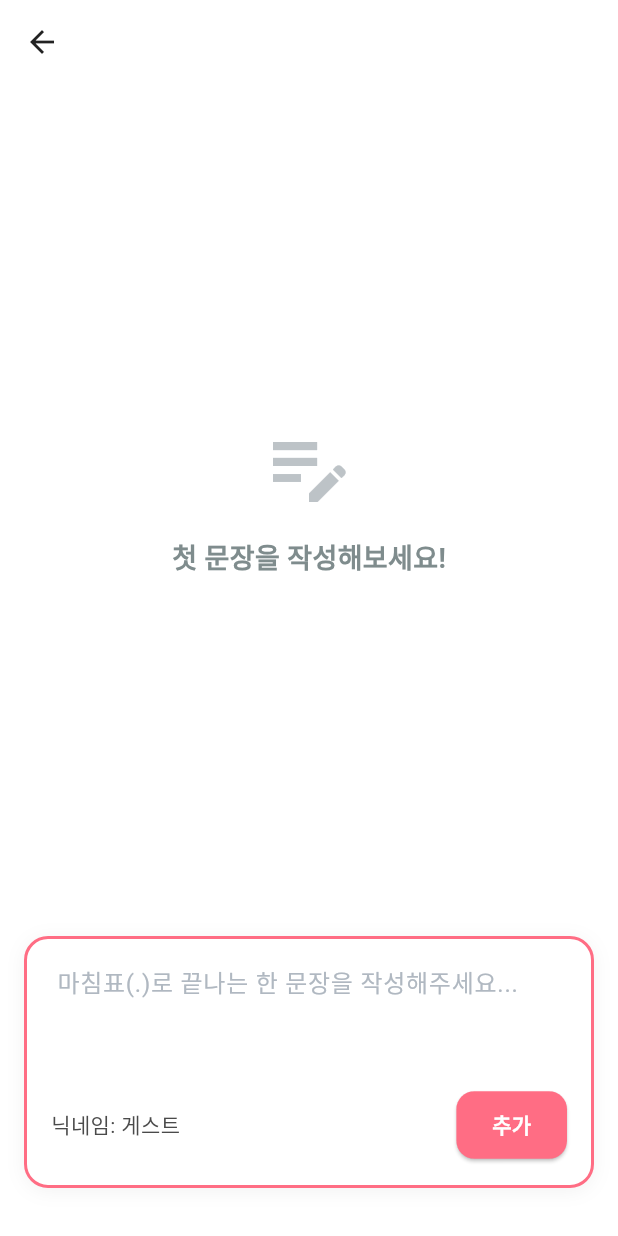
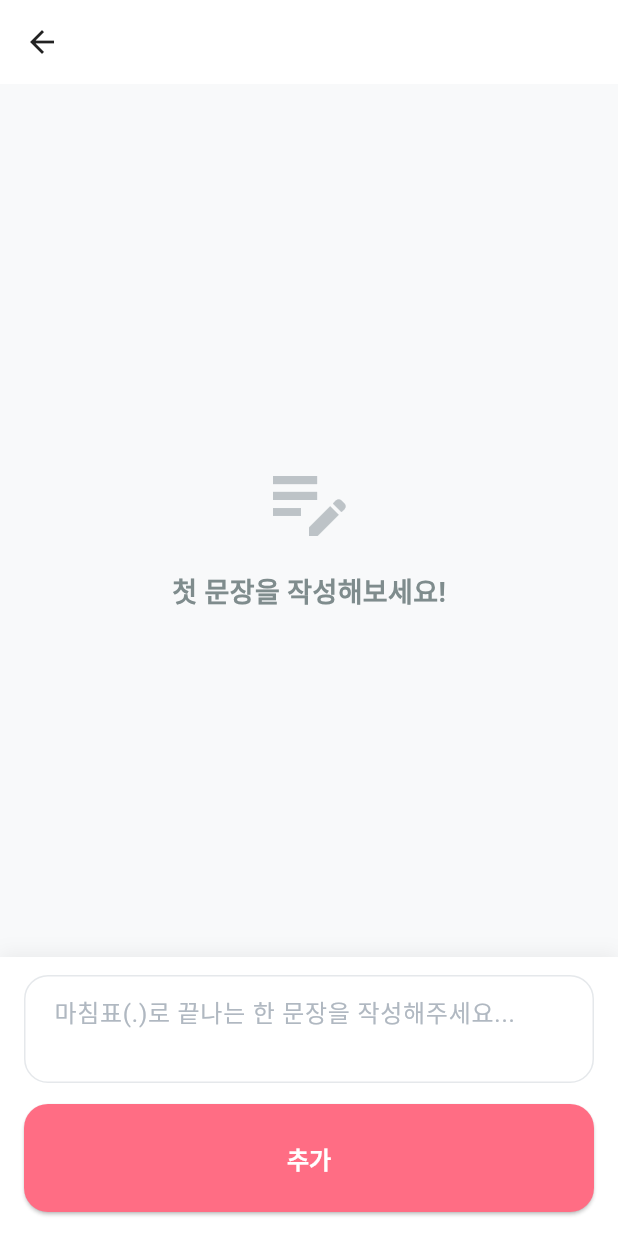
Before and after one commit to devsoob/once-upon-a-line, a Flutter app: the StoryRoomDetailPage screen opened directly with empty values, on a phone screen of 412 x 824 dp. Run offline on Flutter 3.47's test engine with Material 3 defaults, Android fonts, the phone set to English and light mode, and no system bars; our stand-ins replace cloud_firestore, firebase_core, get_it, go_router, google_fonts, shared_preferences; accounts and stored records are empty; Roboto replaces fonts that are missing (Pretendard).

Commit message:
Design: 상세 인풋, 버튼, 글 영역 UI 수정

```diff
--- a/lib/features/story_rooms/presentation/pages/story_room_detail_page.dart
+++ b/lib/features/story_rooms/presentation/pages/story_room_detail_page.dart
@@ -23,6 +23,26 @@ class _StoryRoomDetailPageState extends State<StoryRoomDetailPage> {
   final TextEditingController _sentenceController = TextEditingController();
   String _nickname = '게스트';
   bool _isLoading = false;
+  final Map<String, Color> _nicknameToColor = <String, Color>{};
+  static const List<Color> _authorPalette = <Color>[
+    Color(0xFFDB4C40), // red coral
+    Color(0xFF3AA6B9), // teal blue
+    Color(0xFF7B9ACC), // periwinkle
+    Color(0xFF5CBA47), // green
+    Color(0xFFFFA726), // orange
+    Color(0xFF8E24AA), // purple
+    Color(0xFF26C6DA), // cyan
+    Color(0xFFFF7043), // deep orange
+  ];
+
+  Color _colorForAuthor(String nickname) {
+    if (_nicknameToColor.containsKey(nickname)) return _nicknameToColor[nickname]!;
+    // Deterministic index based on nickname hashCode so colors are stable across rebuilds
+    final int index = nickname.hashCode.abs() % _authorPalette.length;
+    final Color color = _authorPalette[index];
+    _nicknameToColor[nickname] = color;
+    return color;
+  }
 
   @override
   void initState() {
@@ -118,12 +138,13 @@ class _StoryRoomDetailPageState extends State<StoryRoomDetailPage> {
       body: SafeArea(
         child: Column(
           children: [
-            // Story Content - Full width book-like layout
+            // Story Content - light grey and scrollable
             Expanded(
               child: Container(
                 width: double.infinity,
-                padding: const EdgeInsets.all(24),
-                decoration: const BoxDecoration(color: Colors.white),
+                color: const Color(0xFFF8F9FA),
+                child: Padding(
+                  padding: const EdgeInsets.fromLTRB(20, 16, 20, 0),
                   child:
                       DiConfig.isFirebaseInitialized
                           ? StreamBuilder<List<StorySentence>>(
@@ -138,78 +159,68 @@ class _StoryRoomDetailPageState extends State<StoryRoomDetailPage> {
                           ),
                 ),
               ),
+            ),
 
-            // Input Section
+            // Bottom input and button fixed on white background
             Container(
-              margin: const EdgeInsets.fromLTRB(16, 16, 16, 32),
-              padding: const EdgeInsets.fromLTRB(16, 16, 16, 16),
               decoration: BoxDecoration(
                 color: Colors.white,
-                borderRadius: BorderRadius.circular(16),
-                border: Border.all(color: AppColors.primary, width: 2),
                 boxShadow: [
                   BoxShadow(
-                    color: Colors.black.withAlpha(13),
+                    color: Colors.black.withValues(alpha: 0.06),
                     blurRadius: 10,
-                    offset: const Offset(0, 2),
+                    offset: const Offset(0, -2),
                   ),
                 ],
               ),
+              padding: EdgeInsets.only(
+                left: 16,
+                right: 16,
+                top: 12,
+                bottom: MediaQuery.of(context).padding.bottom > 0 ? 8 : 16,
+              ),
               child: Column(
+                mainAxisSize: MainAxisSize.min,
                 children: [
-                  Container(
-                    decoration: BoxDecoration(
-                      color: Colors.white,
-                      borderRadius: BorderRadius.circular(12),
+                  TextField(
+                    controller: _sentenceController,
+                    maxLines: 2,
+                    style: const TextStyle(fontSize: 16, color: AppColors.textPrimary),
+                    decoration: InputDecoration(
+                      hintText: '마침표(.)로 끝나는 한 문장을 작성해주세요...',
+                      enabledBorder: OutlineInputBorder(
+                        borderRadius: BorderRadius.circular(16),
+                        borderSide: const BorderSide(color: Color(0xFFE5E8EB), width: 1),
                       ),
-                    child: TextField(
-                      controller: _sentenceController,
-                      maxLines: 3,
-                      style: const TextStyle(fontSize: 16, color: AppColors.textPrimary),
-                      decoration: const InputDecoration(
-                        hintText: '마침표(.)로 끝나는 한 문장을 작성해주세요...',
-                        hintStyle: TextStyle(color: AppColors.hint),
-                        border: InputBorder.none,
-                        enabledBorder: InputBorder.none,
-                        focusedBorder: InputBorder.none,
-                        contentPadding: EdgeInsets.zero,
+                      focusedBorder: OutlineInputBorder(
+                        borderRadius: BorderRadius.circular(16),
+                        borderSide: const BorderSide(color: AppColors.primary, width: 2),
+                      ),
                       filled: true,
                       fillColor: Colors.white,
+                      contentPadding: const EdgeInsets.symmetric(vertical: 12, horizontal: 16),
                     ),
                   ),
-                  ),
-                  const SizedBox(height: 12),
-                  Row(
-                    children: [
-                      Text(
-                        '닉네임: $_nickname',
-                        style: TextStyle(fontSize: 14, color: AppColors.textSecondary),
-                      ),
-                      const Spacer(),
-                      ElevatedButton(
+                  const SizedBox(height: 14),
+                  SizedBox(
+                    width: double.infinity,
+                    child: ElevatedButton(
                       onPressed: _isLoading ? null : _addSentence,
                       style: ElevatedButton.styleFrom(
-                          backgroundColor: AppColors.primary,
-                          foregroundColor: Colors.white,
-                          shape: RoundedRectangleBorder(borderRadius: BorderRadius.circular(12)),
-                          padding: const EdgeInsets.symmetric(horizontal: 24, vertical: 12),
+                        padding: const EdgeInsets.symmetric(vertical: 24),
                       ),
                       child:
                           _isLoading
                               ? const SizedBox(
-                                  height: 16,
-                                  width: 16,
+                                height: 20,
+                                width: 20,
                                 child: CircularProgressIndicator(
                                   strokeWidth: 2,
                                   valueColor: AlwaysStoppedAnimation<Color>(Colors.white),
                                 ),
                               )
-                                : const Text(
-                                  '추가',
-                                  style: TextStyle(fontSize: 14, fontWeight: FontWeight.w600),
+                              : const Text('추가'),
                     ),
-                      ),
-                    ],
                   ),
                 ],
               ),
@@ -253,22 +264,22 @@ class _StoryRoomDetailPageState extends State<StoryRoomDetailPage> {
       child: Column(
         crossAxisAlignment: CrossAxisAlignment.start,
         children: [
-          // Book-like story content
           Text.rich(
             TextSpan(
               children:
                   sentences.asMap().entries.map((entry) {
                     final int index = entry.key;
                     final StorySentence sentence = entry.value;
+                    final Color authorColor = _colorForAuthor(sentence.authorNickname);
 
                     return TextSpan(
                       children: [
                         TextSpan(
                           text: sentence.content,
-                          style: const TextStyle(
+                          style: TextStyle(
                             fontSize: 18,
                             height: 1.8,
-                            color: AppColors.textPrimary,
+                            color: authorColor,
                             fontWeight: FontWeight.w400,
                           ),
                         ),
```
Lines whose indentation alone changed are shown as unchanged.
